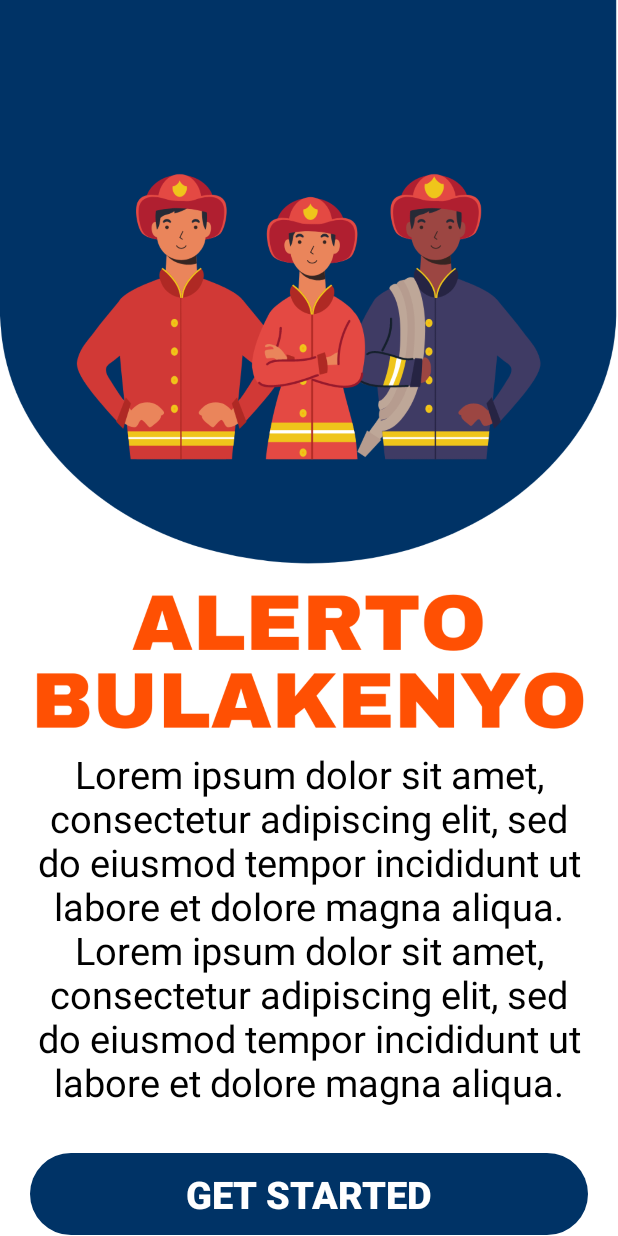
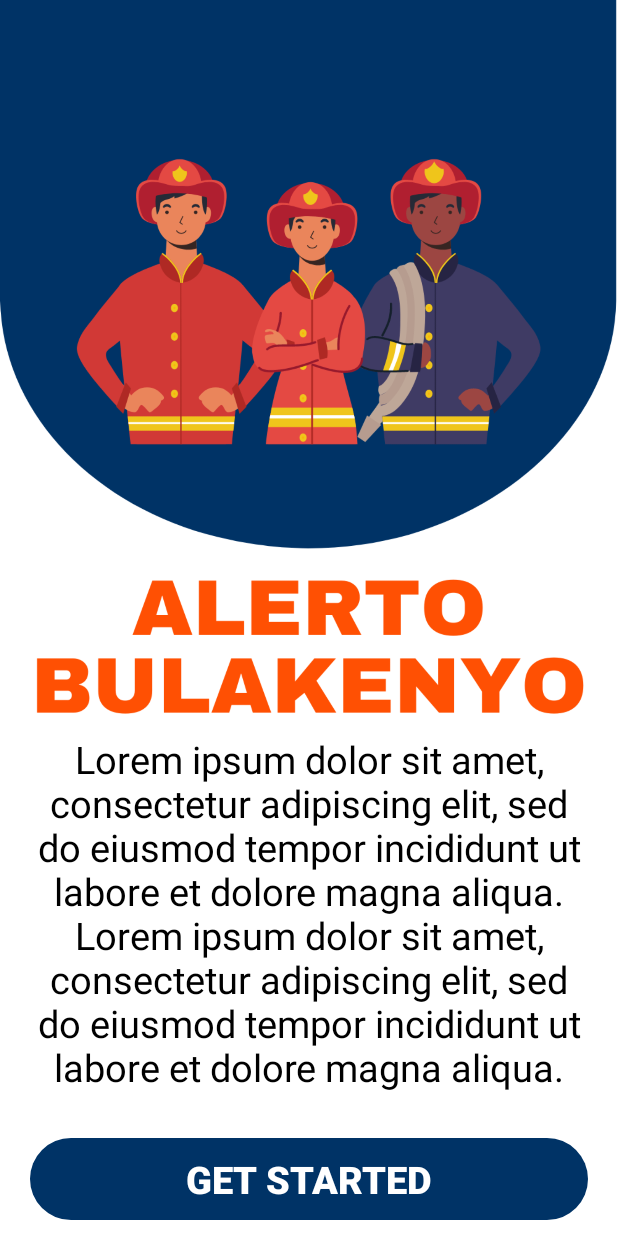
Before and after one commit to weeeyn/AlertoBulakenyo, an Android app: the screen it shows after launch (GetStarted), on a phone screen of 412 x 824 dp. Run offline under Robolectric (Android 15) with nearby library versions, the phone set to English and light mode, and no system bars.

Commit message:
get started

```diff
--- a/app/src/main/res/layout/activity_get_started.xml
+++ b/app/src/main/res/layout/activity_get_started.xml
@@ -17,7 +17,7 @@
             android:id="@+id/img"
             android:layout_width="match_parent"
             android:layout_height="wrap_content"
-            android:layout_marginTop="-20dp"
+            android:layout_marginTop="-30dp"
             android:adjustViewBounds="true"
             android:src="@drawable/get_started" />
 
```
